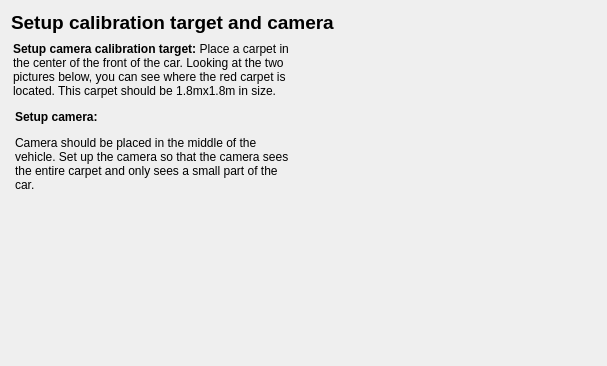
Above: src/camera_model/camera_wizard/instruction_page/instruction_page.ui from vietanhdev/open-adas before the change. Below: the same form after it.
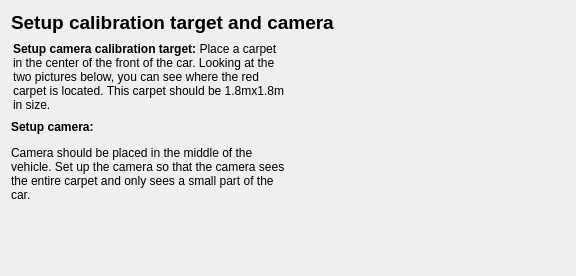
That is the form after the change. Icons and pictures are not drawn.

Commit message: Smaller screen

Patch:
```diff
--- a/src/camera_model/camera_wizard/instruction_page/instruction_page.ui
+++ b/src/camera_model/camera_wizard/instruction_page/instruction_page.ui
@@ -9,8 +9,8 @@
    <rect>
     <x>0</x>
     <y>0</y>
-    <width>607</width>
-    <height>366</height>
+    <width>576</width>
+    <height>276</height>
    </rect>
   </property>
   <property name="minimumSize">
@@ -82,10 +82,16 @@
        </item>
        <item>
         <widget class="QLabel" name="label">
+         <property name="sizePolicy">
+          <sizepolicy hsizetype="Fixed" vsizetype="Fixed">
+           <horstretch>0</horstretch>
+           <verstretch>0</verstretch>
+          </sizepolicy>
+         </property>
          <property name="maximumSize">
           <size>
-           <width>500</width>
-           <height>150</height>
+           <width>300</width>
+           <height>100</height>
           </size>
          </property>
          <property name="styleSheet">
@@ -117,17 +123,20 @@
      </item>
      <item>
       <layout class="QHBoxLayout" name="horizontalLayout">
+       <property name="spacing">
+        <number>0</number>
+       </property>
        <property name="leftMargin">
-        <number>4</number>
+        <number>0</number>
        </property>
        <property name="topMargin">
-        <number>4</number>
+        <number>0</number>
        </property>
        <property name="rightMargin">
-        <number>4</number>
+        <number>0</number>
        </property>
        <property name="bottomMargin">
-        <number>4</number>
+        <number>0</number>
        </property>
        <item>
         <widget class="QLabel" name="label_4">
@@ -152,8 +161,8 @@
         <widget class="QLabel" name="label_3">
          <property name="maximumSize">
           <size>
-           <width>267</width>
-           <height>144</height>
+           <width>180</width>
+           <height>110</height>
           </size>
          </property>
          <property name="styleSheet">
```
